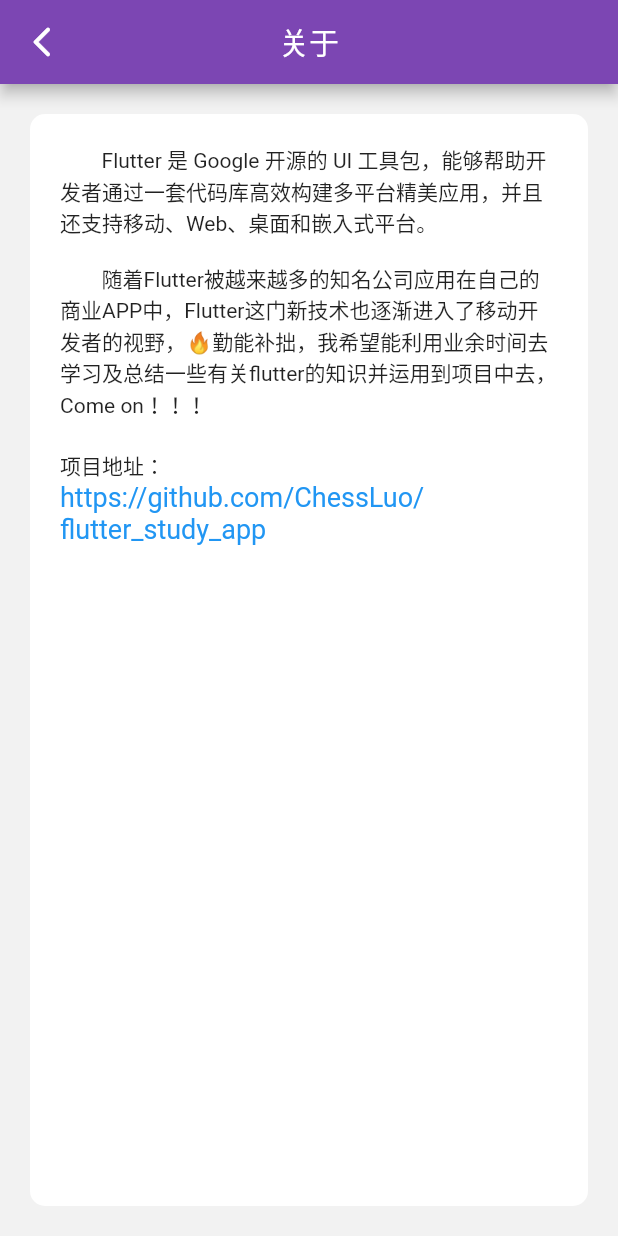
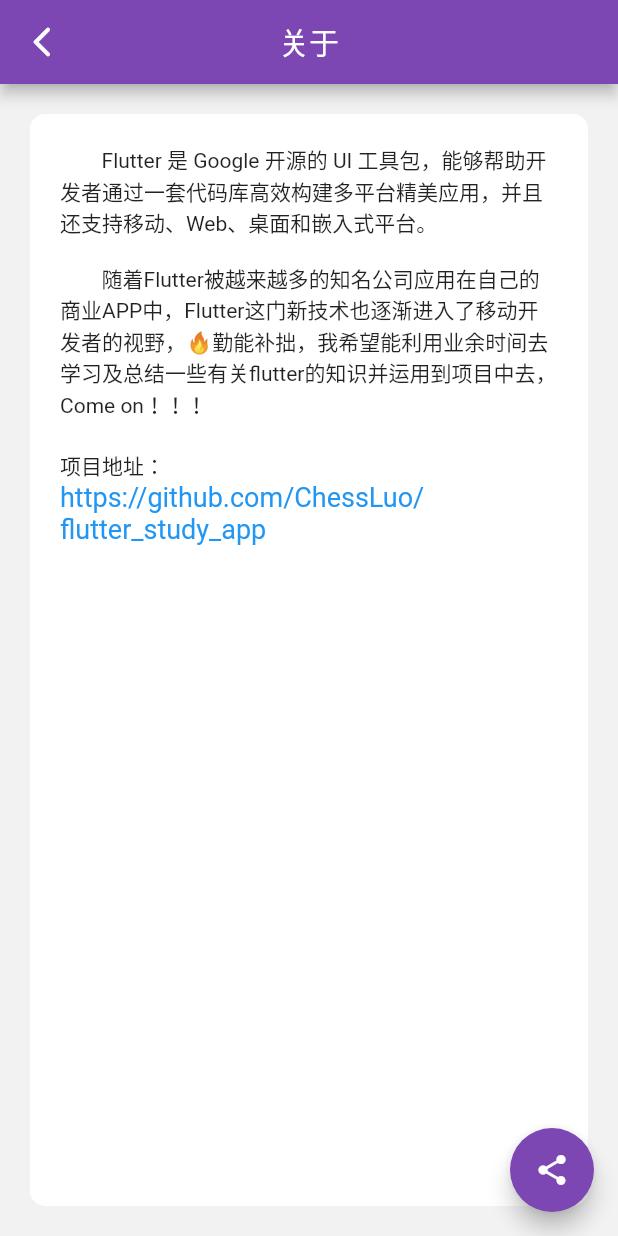
Before and after one commit to ChessLuo/flutter_study_app, a Flutter app: the AboutPage screen opened directly, on a phone screen of 412 x 824 dp. Run offline on Flutter 3.47's test engine with Material 2 defaults, Android fonts, the light colour scheme and no system bars; our stand-ins replace event_bus, fluro, fluttertoast, permission_handler, share, shared_preferences and 2 more; missing offline and left inert: flutter_webview_plugin; accounts and stored records are empty; statements that could not run were skipped.

Commit message:
添加分享

```diff
--- a/lib/pages/drawer/about_page.dart
+++ b/lib/pages/drawer/about_page.dart
@@ -5,14 +5,15 @@
  * @date 2020-04-04
  *
  */
+///
 import 'package:flutter/material.dart';
+import 'package:flutter_study_app/res/colors.dart';
+import 'package:flutter_study_app/res/string_zh.dart';
 import 'package:flutter_study_app/utils/toast_util.dart';
+import 'package:share/share.dart';
 import 'package:url_launcher/url_launcher.dart';
 
 class AboutPage extends StatelessWidget {
-
-  final String gitHubStr = "https://github.com/ChessLuo/flutter_study_app";
-
   @override
   Widget build(BuildContext context) {
     // TODO: implement build
@@ -33,23 +34,30 @@ class AboutPage extends StatelessWidget {
         child: Column(
           crossAxisAlignment: CrossAxisAlignment.start,
           children: <Widget>[
-            Text(
-                "        Flutter 是 Google 开源的 UI 工具包，能够帮助开发者通过一套代码库高效构建多平台精美应用，"
-                    "并且还支持移动、Web、桌面和嵌入式平台。\n\n"
-                    "        随着Flutter被越来越多的知名公司应用在自己的商业APP中，"
-                    "Flutter这门新技术也逐渐进入了移动开发者的视野，"
-                    "🔥勤能补拙，我希望能利用业余时间去学习及总结一些有关flutter的知识并运用到项目中去，"
-                    "Come on！！！"),
-            SizedBox(height: 20,),
+            Text(StringZh.appDesc),
+            SizedBox(
+              height: 20,
+            ),
             Text("项目地址："),
             InkWell(
-              onTap: (){
-                _launchURL(gitHubStr);
+              onTap: () {
+                _launchURL(StringZh.appAddress);
               },
-              child: Text(gitHubStr,style: TextStyle(color: Colors.blue,fontSize: 18),),
+              child: Text(
+                StringZh.appAddress,
+                style: TextStyle(color: Colors.blue, fontSize: 18),
+              ),
             )
           ],
         ),
+      ),
+      floatingActionButton: FloatingActionButton(
+        child: Icon(Icons.share),
+        onPressed: () {
+          Share.share(StringZh.appDesc+"\n\n项目地址："+StringZh.appAddress);
+        },
+        tooltip: "放开我，按这么长时间干嘛！！！",
+        backgroundColor: AppColors.primaryColor,
       ),
     );
   }
--- a/lib/pages/main/main_page.dart
+++ b/lib/pages/main/main_page.dart
@@ -10,8 +10,10 @@ import 'package:flutter_study_app/pages/drawer/drawer_page.dart';
 import 'package:flutter_study_app/pages/home/home_page.dart';
 import 'package:flutter_study_app/provider/color_filtered_model.dart';
 import 'package:flutter_study_app/res/colors.dart';
+import 'package:flutter_study_app/res/string_zh.dart';
 import 'package:flutter_study_app/utils/toast_util.dart';
 import 'package:provider/provider.dart';
+import 'package:share/share.dart';
 
 class MainPage extends StatefulWidget {
   @override
@@ -65,7 +67,7 @@ class _MainPageState extends State<MainPage> {
       floatingActionButton: FloatingActionButton(
         child: Icon(Icons.share),
         onPressed: () {
-          ToastUtil.showToast("功能开发中~");
+          Share.share(StringZh.appDesc+"\n\n项目地址："+StringZh.appAddress);
         },
         tooltip: "放开我，按这么长时间干嘛！！！",
         backgroundColor: AppColors.primaryColor,
--- /dev/null
+++ b/lib/res/string_zh.dart
@@ -0,0 +1,14 @@
+class StringZh {
+  static const String dart = "Dart";
+  static const String flWidgets = "Flutter Widgets";
+  static const String flApi = "Flutter Api";
+  static const String otherDemo = "Other Demo";
+  static const String appDesc = "        Flutter 是 Google 开源的 UI 工具包，能够帮助开发者通过一套代码库高效构建多平台精美应用，"
+      "并且还支持移动、Web、桌面和嵌入式平台。\n\n"
+      "        随着Flutter被越来越多的知名公司应用在自己的商业APP中，"
+      "Flutter这门新技术也逐渐进入了移动开发者的视野，"
+      "🔥勤能补拙，我希望能利用业余时间去学习及总结一些有关flutter的知识并运用到项目中去，"
+      "Come on！！！";
+  static const appAddress = "https://github.com/ChessLuo/flutter_study_app";
+
+}
--- a/pubspec.yaml
+++ b/pubspec.yaml
@@ -35,7 +35,8 @@ dependencies:
   webview_flutter: ^2.0.9 #flutter官方webview
   provider: ^5.0.0 #状态管理
   fluro: ^2.0.3 #路由管理
-  url_launcher: ^6.0.9
+  url_launcher: ^6.0.9 #url 跳转
+  share: ^2.0.4 #分享
 
 dev_dependencies:
   flutter_test:
```
Also changed, not shown: lib/fl_app.dart (added, +100 -0 lines), lib/main.dart (+4 -96 lines), lib/pages/home/home_page.dart (+5 -4 lines), lib/pages/other/other_page.dart (+10 -8 lines), pubspec.lock, 1 other file.
